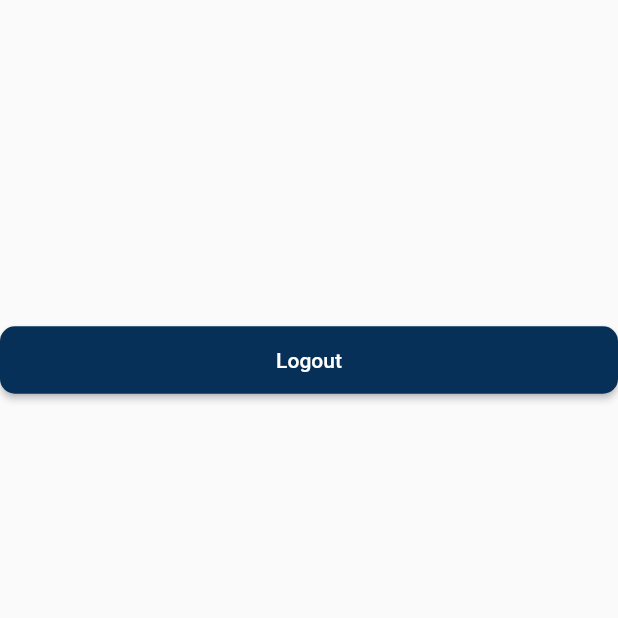
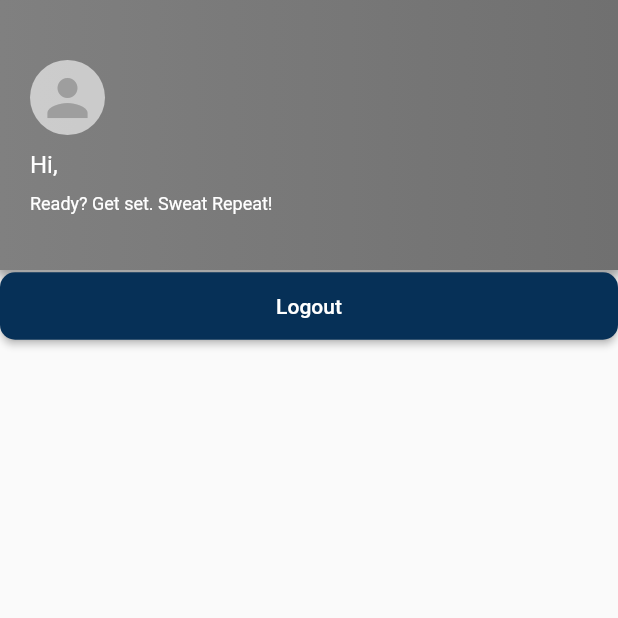
Before and after one commit to BenReichwein/gym-app, a Flutter app: the Home screen opened directly, on a phone screen of 412 x 824 dp, the top half of it. Run offline on Flutter 3.47's test engine with Material 2 defaults, Android fonts, the phone set to English and light mode, and no system bars; our stand-ins replace another_flushbar, shared_preferences; missing offline and left inert: dart:ffi; accounts and stored records are empty; network calls fail.

```diff
--- a/client/lib/fragments/home_fragment.dart
+++ b/client/lib/fragments/home_fragment.dart
@@ -3,6 +3,7 @@
 import 'package:another_flushbar/flushbar.dart';
 import 'package:client/providers/auth_provider.dart';
 import 'package:client/util/shared_preference.dart';
+import 'package:client/widgets/home_header.dart';
 import 'package:client/widgets/long_buttons.dart';
 import 'package:flutter/material.dart';
 import 'package:client/data_models/user.dart';
@@ -35,15 +36,13 @@ class _HomeState extends State<Home> {
     };
 
     return Scaffold(
-      body: Column(
-        children: [
-          const SizedBox(
-            height: 100,
-          ),
-          Center(child: Text(user.name!)),
-          const SizedBox(height: 100),
-          longButtons("Logout", logout)
-        ],
+      body: Center(
+        child: Column(
+          children: [
+            HomeHeader(user.name!),
+            longButtons("Logout", logout)
+          ],
+        ),
       ),
     );
   }
--- /dev/null
+++ b/client/lib/widgets/home_header.dart
@@ -0,0 +1,83 @@
+import 'package:flutter/material.dart';
+
+class HomeHeader extends StatelessWidget {
+  HomeHeader(this.name);
+
+  final String name;
+
+  @override
+  Widget build(BuildContext context) {
+    return Container(
+      height: 180,
+      width: double.infinity,
+      decoration: const BoxDecoration(
+        gradient: LinearGradient(
+          colors: [
+            Color(0xff808080),
+            Color(0xff707070),
+          ],
+          begin: FractionalOffset(0.0, 0.0),
+          end: FractionalOffset(1.0, 0.0),
+          stops: [0.0, 1.0],
+          tileMode: TileMode.clamp,
+        ),
+        boxShadow: [
+          BoxShadow(
+            color: Colors.grey,
+            spreadRadius: 2,
+            blurRadius: 5,
+            offset: Offset(0, 3), // changes position of shadow
+          ),
+        ],
+      ),
+      child: Column(
+        mainAxisAlignment: MainAxisAlignment.start,
+        crossAxisAlignment: CrossAxisAlignment.start,
+        children: [
+          Container(
+            margin: const EdgeInsets.only(
+              left: 20.0,
+              top: 40.0,
+            ),
+            child: const CircleAvatar(
+              backgroundColor: Colors.white60,
+              radius: 25,
+              child: Icon(
+                Icons.person,
+                size: 40,
+                color: Colors.grey,
+              ),
+            ),
+          ),
+          Container(
+            margin: const EdgeInsets.only(
+              left: 20.0,
+              top: 10.0,
+            ),
+            child: Text(
+              "Hi, " + name,
+              style: const TextStyle(
+                color: Colors.white,
+                fontSize: 16,
+              ),
+            ),
+          ),
+          Container(
+            margin: const EdgeInsets.only(
+              left: 20.0,
+              top: 10.0,
+            ),
+            child: const Text(
+              "Ready? Get set. Sweat Repeat!",
+              style: TextStyle(
+                color: Colors.white,
+                fontWeight: FontWeight.w400,
+                fontSize: 12,
+              ),
+            ),
+          ),
+        ],
+      ),
+    );
+  }
+}
```
Also changed, not shown: client/lib/fragments/exercise_fragment.dart (added, +78 -0 lines), client/lib/screens/router.dart (+20 -12 lines), client/lib/screens/profile_screen.dart (added).
